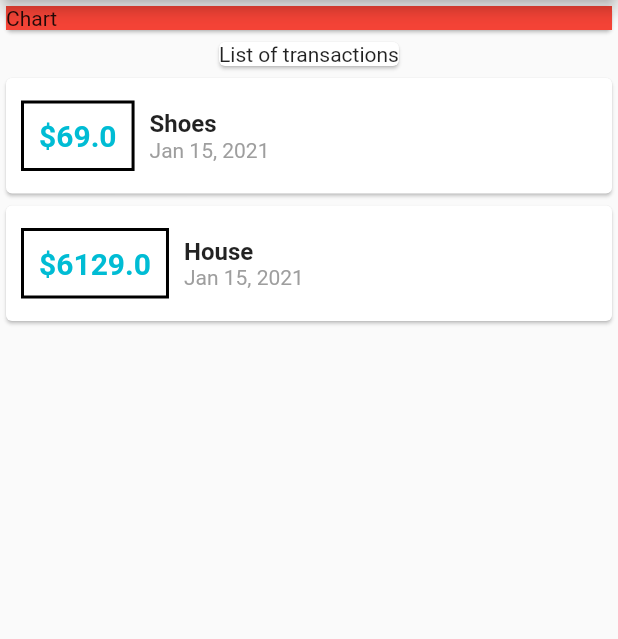
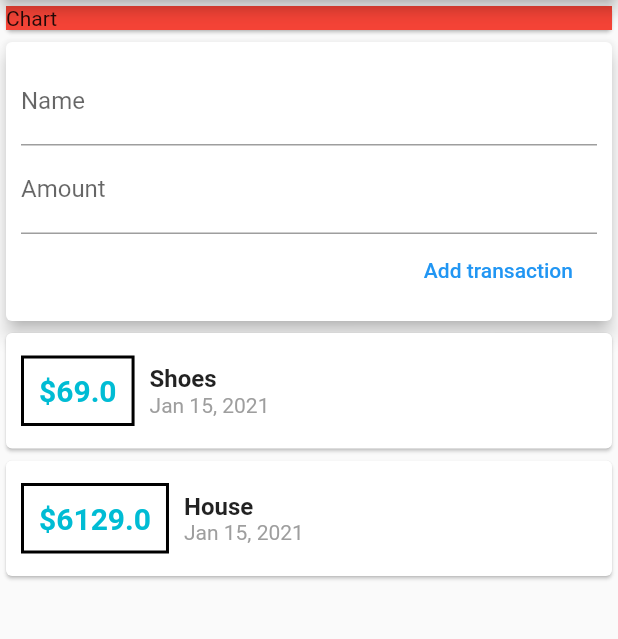
Before and after one commit to ashshekhar/flutter-expense-tracker, a Flutter app: the screen it shows after launch, on a phone screen of 412 x 824 dp, the part 84-723 px from its top. Run offline on Flutter 3.47's test engine with Material 2 defaults, Android fonts, the phone set to English and light mode, and no system bars.

Commit message:
Add new transaction fields and button

```diff
--- a/lib/main.dart
+++ b/lib/main.dart
@@ -27,7 +27,26 @@ class MyApp extends StatelessWidget {
                   child: Text("Chart")),
             ),
             Card(
-              child: Text("List of transactions"),
+              elevation: 5,
+              child: Container(
+                padding: EdgeInsets.all(10),
+                child: Column(
+                  crossAxisAlignment: CrossAxisAlignment.end,
+                  children: <Widget>[
+                    TextField(
+                      decoration: InputDecoration(labelText: "Name"),
+                    ),
+                    TextField(
+                      decoration: InputDecoration(labelText: "Amount"),
+                    ),
+                    FlatButton(
+                      onPressed: () {},
+                      child: Text("Add transaction"),
+                      textColor: Colors.blue,
+                    )
+                  ],
+                ),
+              ),
             ),
             Column(
               children: transactions.map((transaction) {
```
